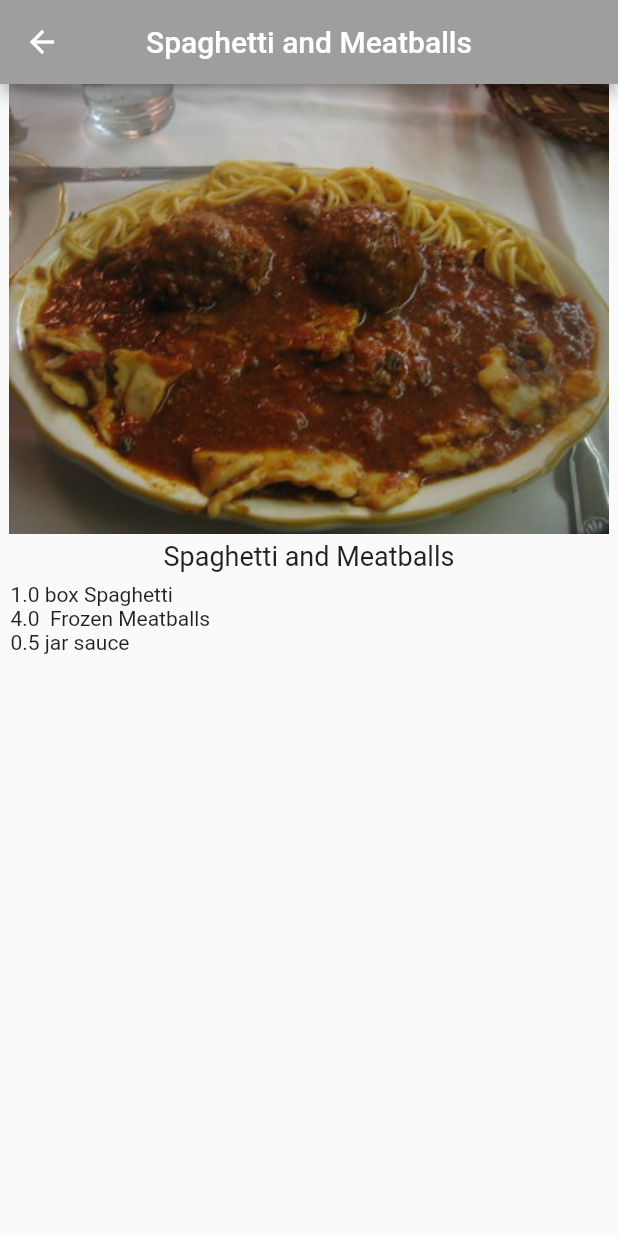
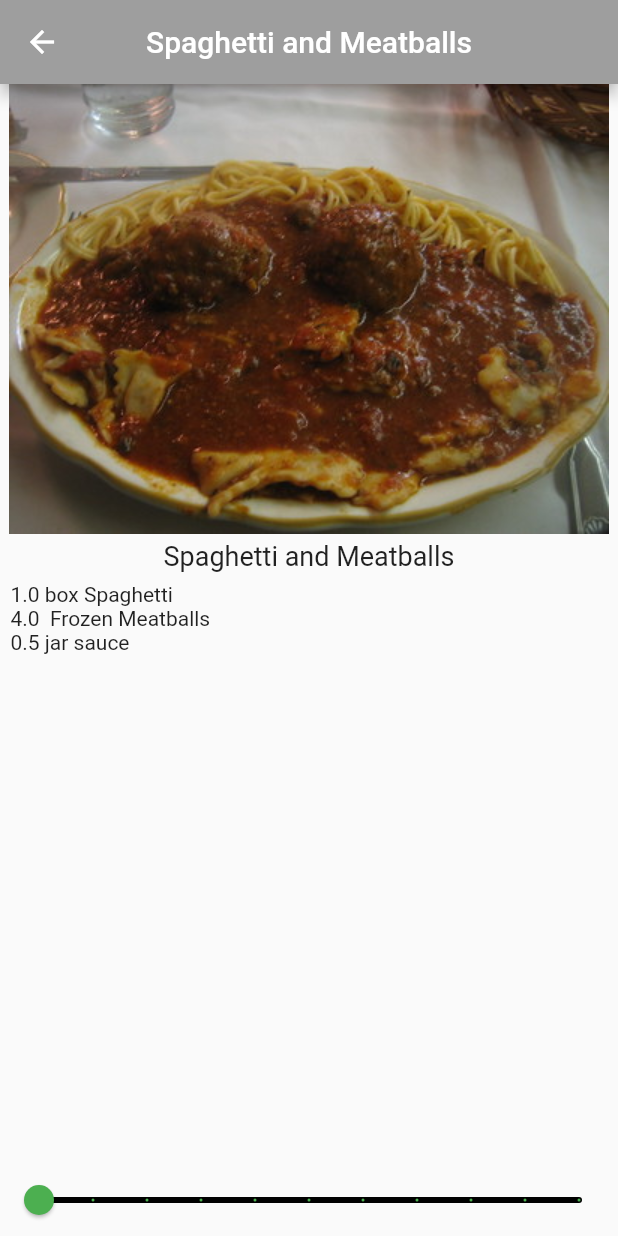
Before and after one commit to abdul-razaq/recipes, a Flutter app: the screen it shows after launch, after a tap on "Spaghetti and Meatballs", on a phone screen of 412 x 824 dp. Run offline on Flutter 3.47's test engine with Material 2 defaults, Android fonts, the phone set to English and light mode, and no system bars.

```diff
--- a/lib/recipe_details.dart
+++ b/lib/recipe_details.dart
@@ -12,6 +12,8 @@ class RecipeDetails extends StatefulWidget {
 }
 
 class _RecipeDetailsState extends State<RecipeDetails> {
+  int _sliderValue = 1;
+
   @override
   Widget build(BuildContext context) {
     return Scaffold(
@@ -46,6 +48,20 @@ class _RecipeDetailsState extends State<RecipeDetails> {
                 },
               ),
             ),
+            Slider(
+              min: 1,
+              max: 10,
+              divisions: 10,
+              label: '${_sliderValue * widget.recipe.servings} servings',
+              value: _sliderValue.toDouble(),
+              onChanged: (newValue) {
+                setState(() {
+                  _sliderValue = newValue.round();
+                });
+              },
+              activeColor: Colors.green,
+              inactiveColor: Colors.black,
+            ),
           ],
         ),
       ),
```
